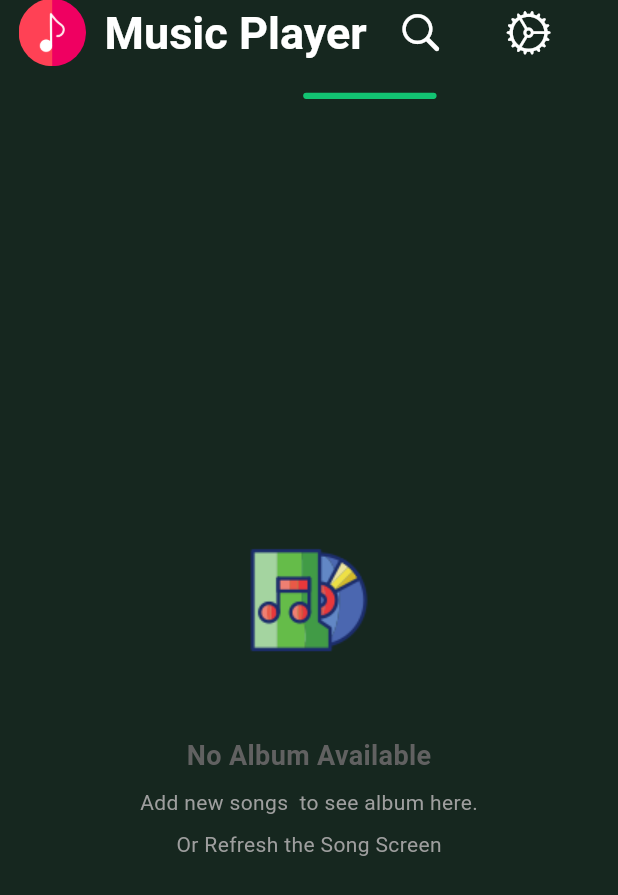
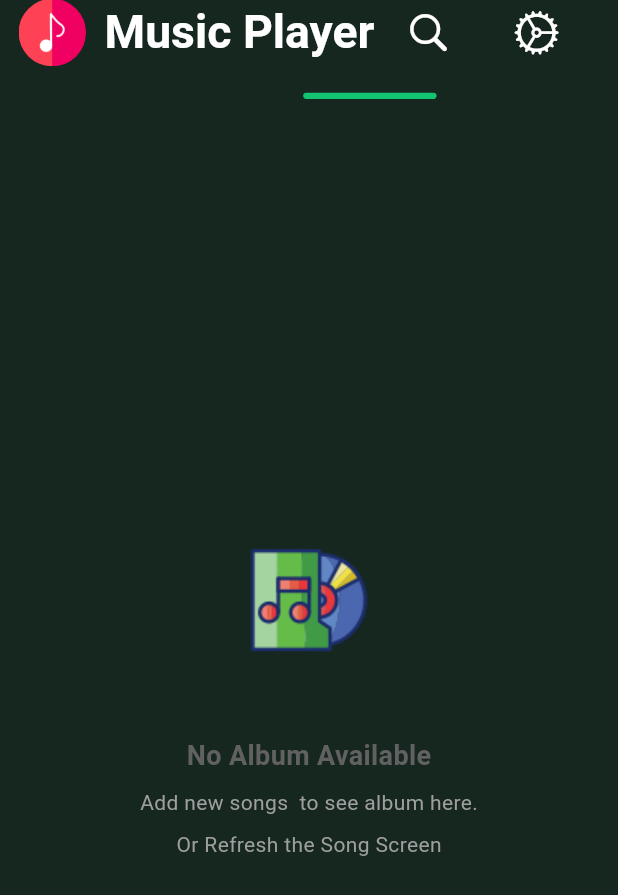
Before and after one commit to sahil-Parmar1/music_app, a Flutter app: the screen it shows after launch, swiped to page 3, on a phone screen of 412 x 824 dp. Shown: the top 895 px of the screen. Run offline on Flutter 3.47's test engine with Material 3 defaults, Android fonts, the phone set to English and light mode, and no system bars; our stand-ins replace audioplayers, fluttertoast, hive, hive_flutter, permission_handler, shared_preferences; missing offline and left inert: id3; accounts and stored records are empty.

Commit message:
global sccafold added in homescreen

```diff
--- a/lib/screens/homescreen.dart
+++ b/lib/screens/homescreen.dart
@@ -1,4 +1,5 @@
 import 'package:flutter/material.dart';
+import 'package:music_app_2/global_scaffold.dart';
 import 'package:music_app_2/main.dart';
 import 'package:music_app_2/screens/albumscreen.dart';
 import 'package:music_app_2/screens/artistscreen.dart';
@@ -31,9 +32,7 @@ class _HomeScreenState extends State<HomeScreen> {
     final currentplayprovider=Provider.of<currentplay>(context);
     double screenWidth = MediaQuery.of(context).size.width;
     double screenHeight = MediaQuery.of(context).size.height;
-    return Scaffold(
-      backgroundColor: colortheme.theme.background,
-      body: NestedScrollView(
+    return GlobalScaffold(child: NestedScrollView(
       headerSliverBuilder: (context,innerBoxIsScrolled)=>[
         SliverAppBar(
           expandedHeight: MediaQuery.of(context).size.height * 0.07,
@@ -65,7 +64,7 @@ class _HomeScreenState extends State<HomeScreen> {
                           "Music Player",
                           style: TextStyle(
                             color: colortheme.theme.text,
-                                fontSize: 20, // Slightly reduced
+                            fontSize: screenWidth * 0.05, // Slightly reduced
                             fontWeight: FontWeight.bold,
                           ),
                         ),
@@ -259,12 +258,7 @@ class _HomeScreenState extends State<HomeScreen> {
           ),
         ],
       ),
-      ),
-
-
-      bottomNavigationBar: MiniPlayer(),
-
-    );
+    ));
   }
 }
 
```
Lines whose indentation alone changed are shown as unchanged.
